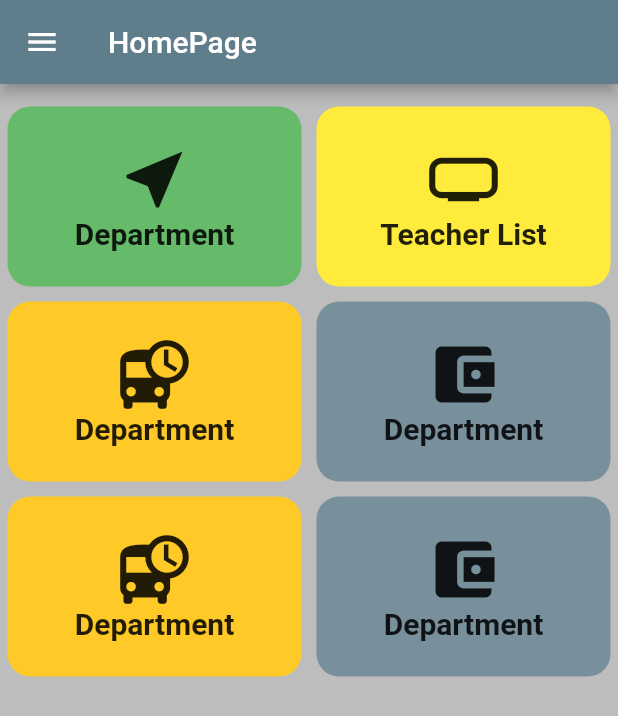
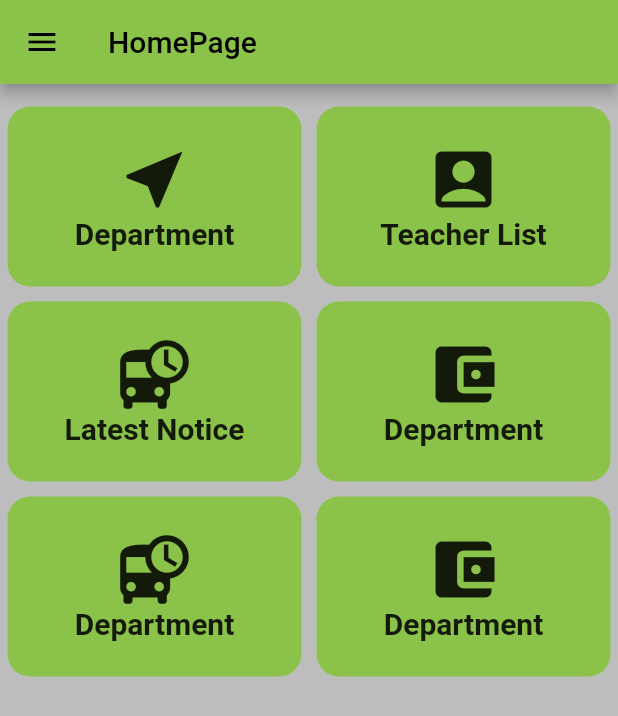
Before and after one commit to ranaahammed165200/bbpi_college, a Flutter app: the screen it shows after launch, on a phone screen of 412 x 824 dp. Shown: the top 716 px of the screen. Run offline on Flutter 3.47's test engine with Material 2 defaults, Android fonts, the phone set to English and light mode, and no system bars.

Commit message:
20-01-22

```diff
--- a/lib/main.dart
+++ b/lib/main.dart
@@ -1,6 +1,5 @@
 import 'package:bbpi_college/config/routis.dart';
 import 'package:flutter/material.dart';
-
 
 Future<void> main() async {
   runApp(const MyApp());
@@ -14,7 +13,7 @@ class MyApp extends StatelessWidget {
       debugShowCheckedModeBanner: false,
       title: 'Flutter Demo',
       theme: ThemeData(
-        primarySwatch: Colors.blueGrey,
+        primarySwatch: Colors.lightGreen,
       ),
 
       // home:SigninPage() ,
--- a/lib/screen/homepage.dart
+++ b/lib/screen/homepage.dart
@@ -29,7 +29,7 @@ class HomePage extends StatelessWidget {
                   child: _customButton(
                     context: context,
                     name: 'Department',
-                    color: Colors.green.shade400,
+                    color: Colors.lightGreen,
                     iconData: Icons.near_me,
                     onTab: () {
                       Navigator.pushNamed(context, Appconstant.department);
@@ -40,8 +40,8 @@ class HomePage extends StatelessWidget {
                   child: _customButton(
                     context: context,
                     name: 'Teacher List',
-                    color: Colors.yellow,
-                    iconData: Icons.home_max,
+                    color: Colors.lightGreen,
+                    iconData: Icons.account_box,
                     onTab: () {
                       Navigator.pushNamed(context, Appconstant.teacherviewPage);
                     },
@@ -56,8 +56,8 @@ class HomePage extends StatelessWidget {
                 Expanded(
                   child: _customButton(
                     context: context,
-                    name: 'Department',
-                    color: Colors.amber.shade400,
+                    name: 'Latest Notice',
+                    color: Colors.lightGreen,
                     iconData: Icons.departure_board,
                     onTab: () {},
                   ),
@@ -66,7 +66,7 @@ class HomePage extends StatelessWidget {
                   child: _customButton(
                     context: context,
                     name: 'Department',
-                    color: Colors.blueGrey.shade400,
+                    color: Colors.lightGreen,
                     iconData: Icons.account_balance_wallet,
                     onTab: () {},
                   ),
@@ -81,7 +81,7 @@ class HomePage extends StatelessWidget {
                   child: _customButton(
                     context: context,
                     name: 'Department',
-                    color: Colors.amber.shade400,
+                    color: Colors.lightGreen,
                     iconData: Icons.departure_board,
                     onTab: () {},
                   ),
@@ -90,7 +90,7 @@ class HomePage extends StatelessWidget {
                   child: _customButton(
                     context: context,
                     name: 'Department',
-                    color: Colors.blueGrey.shade400,
+                    color: Colors.lightGreen,
                     iconData: Icons.account_balance_wallet,
                     onTab: () {},
                   ),
@@ -120,6 +120,7 @@ class HomePage extends StatelessWidget {
         height: 120.0,
         decoration: BoxDecoration(
             color: color, borderRadius: BorderRadius.circular(15.0)),
+
         child: Column(
           crossAxisAlignment: CrossAxisAlignment.center,
           mainAxisAlignment: MainAxisAlignment.center,
--- a/pubspec.yaml
+++ b/pubspec.yaml
@@ -60,6 +60,8 @@ flutter:
   # To add assets to your application, add an assets section, like this:
   assets:
     - asset/json/teacher.json
+    - asset/image.jpg
+    - asset/niloy.jpg
 
   # An image asset can refer to one or more resolution-specific "variants", see
   # https://flutter.dev/assets-and-images/#resolution-aware.
```
Also changed, not shown: lib/screen/drwer.dart (+106 -3 lines), asset/image.jpg (added), asset/niloy.jpg (added).
